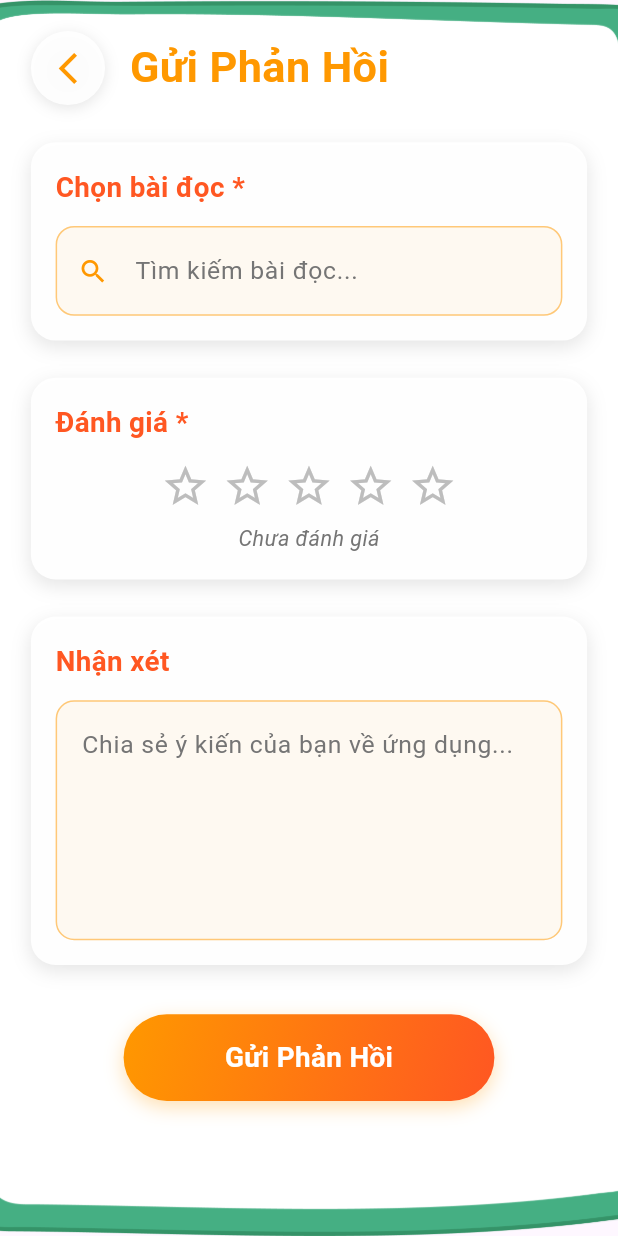
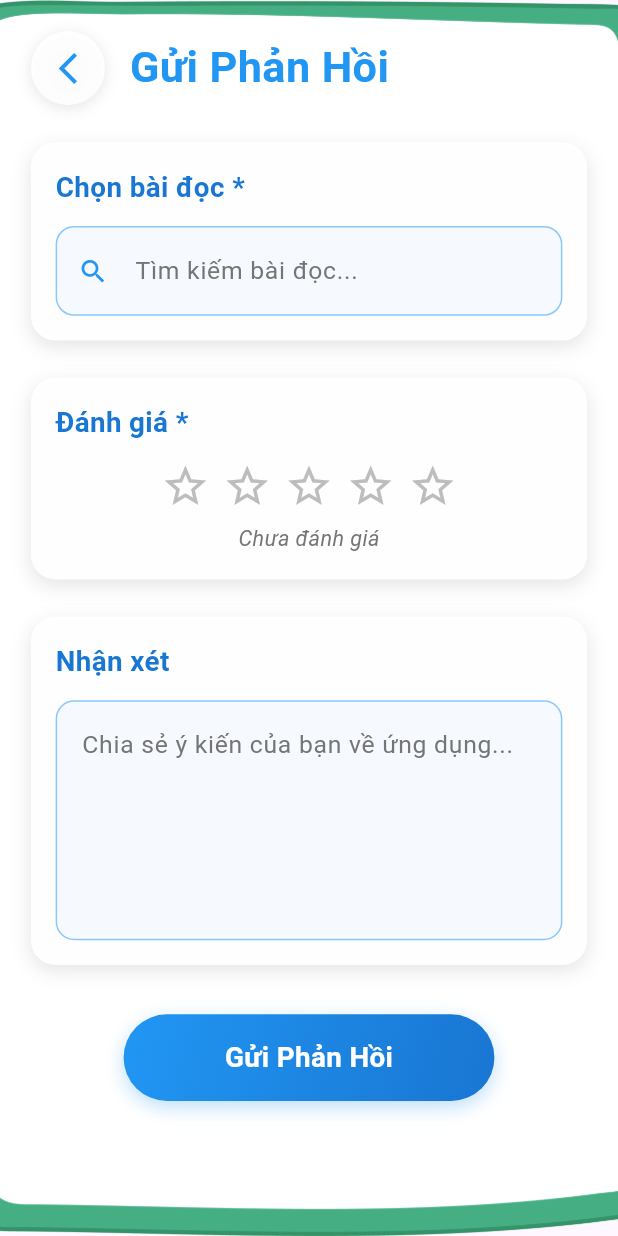
Before and after one commit to BeelzeBub2809/EngKid, a Flutter app: the FeedbackScreen screen opened by its route, on a phone screen of 412 x 824 dp. Run offline on Flutter 3.47's test engine with Material 3 defaults, Android fonts, the light colour scheme and no system bars; drawn by our look-alikes of oktoast; our stand-ins replace auto_size_text, badges, calendar_date_picker2, card_swiper, connectivity_plus, dio and 30 more; missing offline and left inert: audio_session, flame, flame_svg, flutter_exif_rotation, flutter_openim_sdk, flutter_pdfview and 6 more; accounts and stored records are empty; generated files the repository leaves out were written again; network calls fail; statements that could not run were skipped; key blocks and very long unbroken strings in the code were emptied for the run.

Commit message:
update app color

```diff
--- a/lib/presentation/feedback/feedback_ui.dart
+++ b/lib/presentation/feedback/feedback_ui.dart
@@ -2,6 +2,7 @@ import 'package:flutter/material.dart';
 import 'package:flutter/services.dart';
 import 'package:get/get.dart';
 import 'package:EngKid/presentation/feedback/feedback_controller.dart';
+import 'package:EngKid/utils/app_color.dart';
 
 class FeedbackScreen extends StatefulWidget {
   const FeedbackScreen({super.key});
@@ -74,7 +75,7 @@ class _FeedbackScreenState extends State<FeedbackScreen> {
             ),
             child: Icon(
               Icons.arrow_back_ios_new,
-              color: Colors.orange,
+              color: AppColor.primary,
               size: size.width * 0.06,
             ),
           ),
@@ -86,7 +87,7 @@ class _FeedbackScreenState extends State<FeedbackScreen> {
             style: TextStyle(
               fontSize: size.width * 0.07,
               fontWeight: FontWeight.bold,
-              color: Colors.orange,
+              color: AppColor.primary,
               shadows: [
                 Shadow(
                   color: Colors.white,
@@ -123,7 +124,7 @@ class _FeedbackScreenState extends State<FeedbackScreen> {
             style: TextStyle(
               fontSize: size.width * 0.045,
               fontWeight: FontWeight.w600,
-              color: Colors.deepOrange,
+              color: AppColor.blue,
             ),
           ),
           SizedBox(height: size.height * 0.015),
@@ -137,9 +138,9 @@ class _FeedbackScreenState extends State<FeedbackScreen> {
   Widget _buildSearchInput(Size size) {
     return Container(
       decoration: BoxDecoration(
-        border: Border.all(color: Colors.orange.withOpacity(0.5)),
+        border: Border.all(color: AppColor.primary.withOpacity(0.5)),
         borderRadius: BorderRadius.circular(size.width * 0.03),
-        color: Colors.orange.withOpacity(0.05),
+        color: AppColor.lightBlue.withOpacity(0.3),
       ),
       child: Row(
         children: [
@@ -156,7 +157,7 @@ class _FeedbackScreenState extends State<FeedbackScreen> {
                 contentPadding: EdgeInsets.all(size.width * 0.04),
                 prefixIcon: Icon(
                   Icons.search,
-                  color: Colors.orange,
+                  color: AppColor.primary,
                   size: size.width * 0.05,
                 ),
               ),
@@ -180,7 +181,7 @@ class _FeedbackScreenState extends State<FeedbackScreen> {
                   height: size.width * 0.04,
                   child: const CircularProgressIndicator(
                     strokeWidth: 2,
-                    color: Colors.orange,
+                    color: AppColor.primary,
                   ),
                 ),
               );
@@ -214,7 +215,7 @@ class _FeedbackScreenState extends State<FeedbackScreen> {
           maxHeight: size.height * 0.2,
         ),
         decoration: BoxDecoration(
-          border: Border.all(color: Colors.orange.withOpacity(0.3)),
+          border: Border.all(color: AppColor.primary.withOpacity(0.3)),
           borderRadius: BorderRadius.circular(size.width * 0.03),
           color: Colors.white,
           boxShadow: [
@@ -249,12 +250,12 @@ class _FeedbackScreenState extends State<FeedbackScreen> {
                 width: size.width * 0.08,
                 height: size.width * 0.08,
                 decoration: BoxDecoration(
-                  color: Colors.orange.withOpacity(0.1),
+                  color: AppColor.lightBlue.withOpacity(0.5),
                   borderRadius: BorderRadius.circular(size.width * 0.02),
                 ),
                 child: Icon(
                   Icons.book,
-                  color: Colors.orange,
+                  color: AppColor.primary,
                   size: size.width * 0.04,
                 ),
               ),
@@ -289,7 +290,7 @@ class _FeedbackScreenState extends State<FeedbackScreen> {
             style: TextStyle(
               fontSize: size.width * 0.045,
               fontWeight: FontWeight.w600,
-              color: Colors.deepOrange,
+              color: AppColor.blue,
             ),
           ),
           SizedBox(height: size.height * 0.015),
@@ -354,15 +355,15 @@ class _FeedbackScreenState extends State<FeedbackScreen> {
             style: TextStyle(
               fontSize: size.width * 0.045,
               fontWeight: FontWeight.w600,
-              color: Colors.deepOrange,
+              color: AppColor.blue,
             ),
           ),
           SizedBox(height: size.height * 0.015),
           Container(
             decoration: BoxDecoration(
-              border: Border.all(color: Colors.orange.withOpacity(0.5)),
+              border: Border.all(color: AppColor.primary.withOpacity(0.5)),
               borderRadius: BorderRadius.circular(size.width * 0.03),
-              color: Colors.orange.withOpacity(0.05),
+              color: AppColor.lightBlue.withOpacity(0.3),
             ),
             child: TextFormField(
               controller: controller.commentController,
@@ -399,14 +400,14 @@ class _FeedbackScreenState extends State<FeedbackScreen> {
                 gradient: LinearGradient(
                   colors: controller.isLoading.value
                       ? [Colors.grey, Colors.grey[400]!]
-                      : [Colors.orange, Colors.deepOrange],
+                      : [AppColor.primary, AppColor.blue],
                   begin: Alignment.topLeft,
                   end: Alignment.bottomRight,
                 ),
                 borderRadius: BorderRadius.circular(size.width * 0.08),
                 boxShadow: [
                   BoxShadow(
-                    color: Colors.orange.withOpacity(0.3),
+                    color: AppColor.primary.withOpacity(0.3),
                     blurRadius: 10,
                     offset: const Offset(0, 4),
                   ),
--- a/lib/presentation/management_space/profile/profile_child/profile_child_controlller.dart
+++ b/lib/presentation/management_space/profile/profile_child/profile_child_controlller.dart
@@ -181,10 +181,7 @@ class ProfileChildController extends GetxController {
         break;
       case ProfileChildInputType.dateOfBirth:
         _dateOfBirth.value = input;
-        print('_dateOfBirth: ${_dateOfBirth.value}');
         dateOfBirthController.text = dateOfBirthRx;
-        print('dateOfBirthController: ${dateOfBirthController}');
-
         break;
     }
   }
--- a/lib/utils/app_color.dart
+++ b/lib/utils/app_color.dart
@@ -2,19 +2,19 @@
 import 'package:flutter/material.dart';
 
 class AppColor {
-  static const primary = Color(0xFF57ab2f);
+  static const primary = Color(0xFF2196F3);
   static const toastBackground = Color(0xAA000000);
-  static const secondary = Color(0xFFd1ab73);
+  static const secondary = Color(0xFF64B5F6);
   static const deny = Color(0xFF933434);
   static const red = Color(0XFFE30613);
   static const gray = Color(0XFF545454);
   static const grayBiger = Color(0XFF606060);
-  static const blue = Color(0XFF00A2AD);
+  static const blue = Color(0xFF1976D2);
   static const textDefault = Color(0xFF333333);
   static const yellow = Color(0xFFB88A00);
   static const green = Color(0XFF45B083);
   static const lightYellow = Color(0XFFfdf9ec);
-  static const lightBlue = Color(0XFFe1f1f2);
+  static const lightBlue = Color(0xFFE3F2FD);
   static const organe = Color(0XFFe1723a);
   static const blackBgUser = Color(0XFFCCCCCC);
 }
```
Also changed, not shown: lib/data/notificaiton/notification_repo.dart (+4 -4 lines), lib/main_common.dart (+11 -1 lines), lib/presentation/management_space/star_report/star_board_controller.dart (+0 -33 lines).
